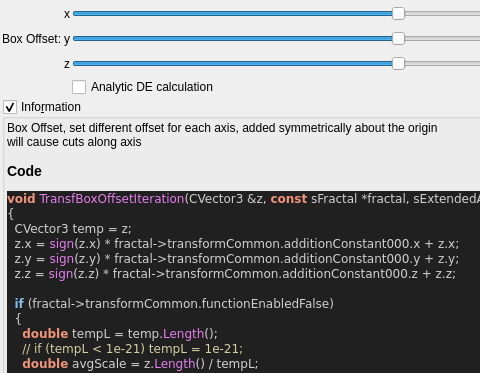
Qt form mandelbulber2/formula/ui/fractal_transf_box_offset.ui (buddhi1980/mandelbulber2) before a commit; both pictures show x 0 to 480 and y 0 to 373 of the 817 by 736 pixel window.
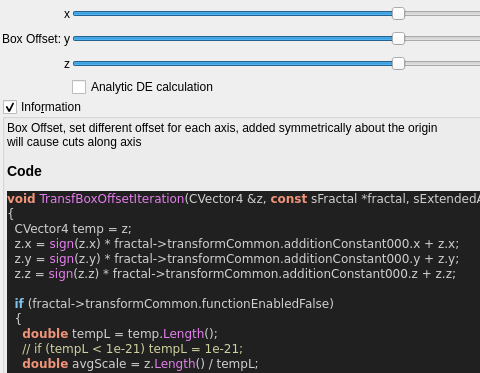
The same form after that commit. Custom widgets are drawn as their Qt base class.

Diff of the .ui file:
```diff
--- a/mandelbulber2/formula/ui/fractal_transf_box_offset.ui
+++ b/mandelbulber2/formula/ui/fractal_transf_box_offset.ui
@@ -267,9 +267,9 @@
 &lt;/table&gt;
 &lt;h3&gt;Code&lt;/h3&gt;
 &lt;body style=&quot;background-color:#202020&quot;&gt;
-&lt;pre style=&quot;color:#d0d0d0; background-color:#202020;  font-family:'Courier New',monospace;&quot;&gt;&lt;span style=&quot;color:#f09479; font-weight:bold&quot;&gt;void&lt;/span&gt; &lt;span style=&quot;color:#e47eed&quot;&gt;TransfBoxOffsetIteration&lt;/span&gt;&lt;span style=&quot;color:#d0d0d0&quot;&gt;(&lt;/span&gt;CVector3 &lt;span style=&quot;color:#d0d0d0&quot;&gt;&amp;amp;&lt;/span&gt;z&lt;span style=&quot;color:#d0d0d0&quot;&gt;,&lt;/span&gt; &lt;span style=&quot;color:#f09479; font-weight:bold&quot;&gt;const&lt;/span&gt; sFractal &lt;span style=&quot;color:#d0d0d0&quot;&gt;*&lt;/span&gt;fractal&lt;span style=&quot;color:#d0d0d0&quot;&gt;,&lt;/span&gt; sExtendedAux &lt;span style=&quot;color:#d0d0d0&quot;&gt;&amp;amp;&lt;/span&gt;aux&lt;span style=&quot;color:#d0d0d0&quot;&gt;)&lt;/span&gt;
+&lt;pre style=&quot;color:#d0d0d0; background-color:#202020;  font-family:'Courier New',monospace;&quot;&gt;&lt;span style=&quot;color:#f09479; font-weight:bold&quot;&gt;void&lt;/span&gt; &lt;span style=&quot;color:#e47eed&quot;&gt;TransfBoxOffsetIteration&lt;/span&gt;&lt;span style=&quot;color:#d0d0d0&quot;&gt;(&lt;/span&gt;CVector4 &lt;span style=&quot;color:#d0d0d0&quot;&gt;&amp;amp;&lt;/span&gt;z&lt;span style=&quot;color:#d0d0d0&quot;&gt;,&lt;/span&gt; &lt;span style=&quot;color:#f09479; font-weight:bold&quot;&gt;const&lt;/span&gt; sFractal &lt;span style=&quot;color:#d0d0d0&quot;&gt;*&lt;/span&gt;fractal&lt;span style=&quot;color:#d0d0d0&quot;&gt;,&lt;/span&gt; sExtendedAux &lt;span style=&quot;color:#d0d0d0&quot;&gt;&amp;amp;&lt;/span&gt;aux&lt;span style=&quot;color:#d0d0d0&quot;&gt;)&lt;/span&gt;
 &lt;span style=&quot;color:#d0d0d0&quot;&gt;{&lt;/span&gt;
-  CVector3 temp &lt;span style=&quot;color:#d0d0d0&quot;&gt;=&lt;/span&gt; z&lt;span style=&quot;color:#d0d0d0&quot;&gt;;&lt;/span&gt;
+  CVector4 temp &lt;span style=&quot;color:#d0d0d0&quot;&gt;=&lt;/span&gt; z&lt;span style=&quot;color:#d0d0d0&quot;&gt;;&lt;/span&gt;
   z&lt;span style=&quot;color:#d0d0d0&quot;&gt;.&lt;/span&gt;x &lt;span style=&quot;color:#d0d0d0&quot;&gt;=&lt;/span&gt; &lt;span style=&quot;color:#e47eed&quot;&gt;sign&lt;/span&gt;&lt;span style=&quot;color:#d0d0d0&quot;&gt;(&lt;/span&gt;z&lt;span style=&quot;color:#d0d0d0&quot;&gt;.&lt;/span&gt;x&lt;span style=&quot;color:#d0d0d0&quot;&gt;) *&lt;/span&gt; fractal&lt;span style=&quot;color:#d0d0d0&quot;&gt;-&amp;gt;&lt;/span&gt;transformCommon&lt;span style=&quot;color:#d0d0d0&quot;&gt;.&lt;/span&gt;additionConstant000&lt;span style=&quot;color:#d0d0d0&quot;&gt;.&lt;/span&gt;x &lt;span style=&quot;color:#d0d0d0&quot;&gt;+&lt;/span&gt; z&lt;span style=&quot;color:#d0d0d0&quot;&gt;.&lt;/span&gt;x&lt;span style=&quot;color:#d0d0d0&quot;&gt;;&lt;/span&gt;
   z&lt;span style=&quot;color:#d0d0d0&quot;&gt;.&lt;/span&gt;y &lt;span style=&quot;color:#d0d0d0&quot;&gt;=&lt;/span&gt; &lt;span style=&quot;color:#e47eed&quot;&gt;sign&lt;/span&gt;&lt;span style=&quot;color:#d0d0d0&quot;&gt;(&lt;/span&gt;z&lt;span style=&quot;color:#d0d0d0&quot;&gt;.&lt;/span&gt;y&lt;span style=&quot;color:#d0d0d0&quot;&gt;) *&lt;/span&gt; fractal&lt;span style=&quot;color:#d0d0d0&quot;&gt;-&amp;gt;&lt;/span&gt;transformCommon&lt;span style=&quot;color:#d0d0d0&quot;&gt;.&lt;/span&gt;additionConstant000&lt;span style=&quot;color:#d0d0d0&quot;&gt;.&lt;/span&gt;y &lt;span style=&quot;color:#d0d0d0&quot;&gt;+&lt;/span&gt; z&lt;span style=&quot;color:#d0d0d0&quot;&gt;.&lt;/span&gt;y&lt;span style=&quot;color:#d0d0d0&quot;&gt;;&lt;/span&gt;
   z&lt;span style=&quot;color:#d0d0d0&quot;&gt;.&lt;/span&gt;z &lt;span style=&quot;color:#d0d0d0&quot;&gt;=&lt;/span&gt; &lt;span style=&quot;color:#e47eed&quot;&gt;sign&lt;/span&gt;&lt;span style=&quot;color:#d0d0d0&quot;&gt;(&lt;/span&gt;z&lt;span style=&quot;color:#d0d0d0&quot;&gt;.&lt;/span&gt;z&lt;span style=&quot;color:#d0d0d0&quot;&gt;) *&lt;/span&gt; fractal&lt;span style=&quot;color:#d0d0d0&quot;&gt;-&amp;gt;&lt;/span&gt;transformCommon&lt;span style=&quot;color:#d0d0d0&quot;&gt;.&lt;/span&gt;additionConstant000&lt;span style=&quot;color:#d0d0d0&quot;&gt;.&lt;/span&gt;z &lt;span style=&quot;color:#d0d0d0&quot;&gt;+&lt;/span&gt; z&lt;span style=&quot;color:#d0d0d0&quot;&gt;.&lt;/span&gt;z&lt;span style=&quot;color:#d0d0d0&quot;&gt;;&lt;/span&gt;
```
